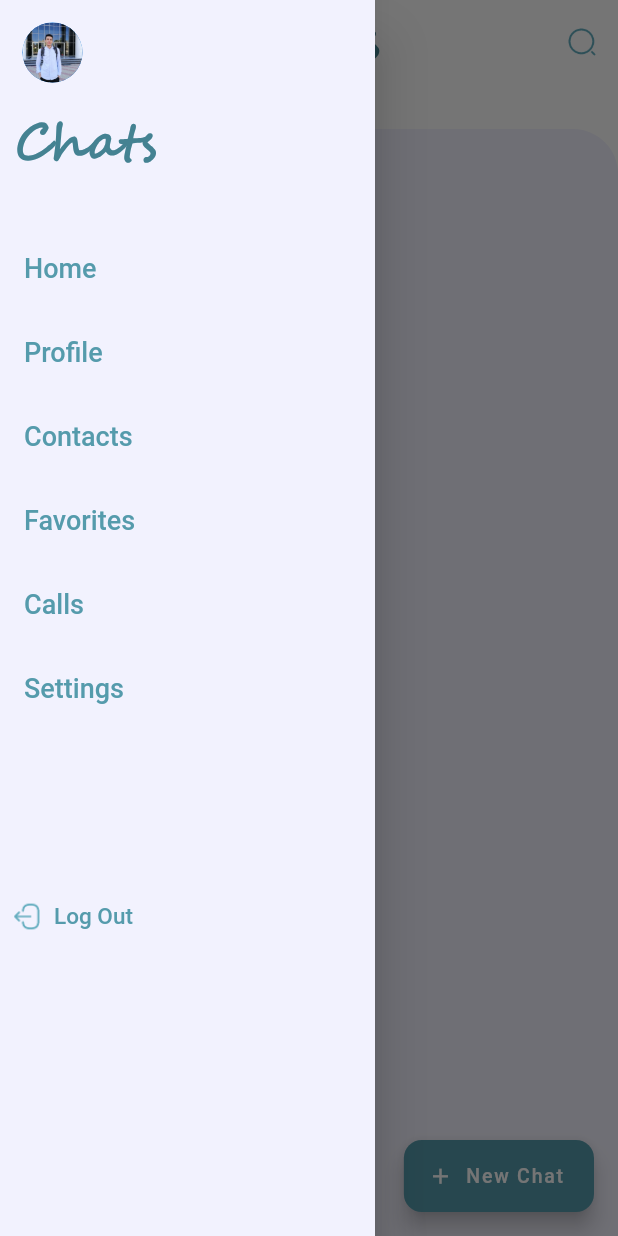
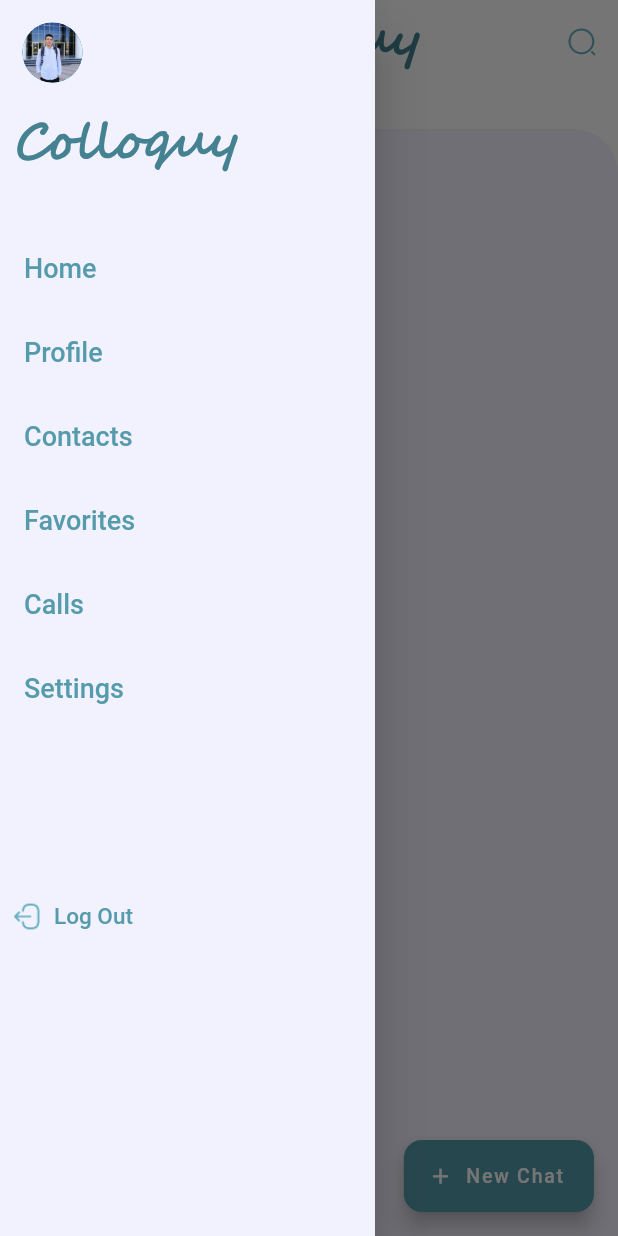
Before and after one commit to youssefgamal11/Colloquy, a Flutter app: the HomeScreen screen opened directly, with the side drawer open, on a phone screen of 412 x 824 dp. Run offline on Flutter 3.47's test engine with Material 2 defaults, Android fonts, the light colour scheme and no system bars; our stand-ins replace bloc, cloud_firestore, conditional_builder_null_safety, country_code_picker, firebase_auth, firebase_core and 5 more; accounts and stored records are empty.

Commit message:
some changes

```diff
--- a/lib/Pages/Chat/view.dart
+++ b/lib/Pages/Chat/view.dart
@@ -285,7 +285,8 @@ class _ChatScreenState extends State<ChatScreen> {
                                                                                 Padding(
                                                                                   padding: const EdgeInsets.only(right: 5, bottom: 5),
                                                                                   child: Row(
-                                                                                    mainAxisAlignment: MainAxisAlignment.end,
+                                                                                    mainAxisAlignment: MainAxisAlignment.start,
+                                                                                    crossAxisAlignment: CrossAxisAlignment.start,
                                                                                     mainAxisSize: MainAxisSize.min,
                                                                                     children: [
                                                                                       Text(
@@ -300,7 +301,7 @@ class _ChatScreenState extends State<ChatScreen> {
                                                                           ),
                                                                           decoration: const BoxDecoration(
                                                                               color: Color(0xffF5F5F5),
-                                                                              borderRadius: BorderRadiusDirectional.only(topStart: Radius.circular(8), topEnd: Radius.circular(15), bottomEnd: Radius.circular(8))),
+                                                                              borderRadius: BorderRadiusDirectional.only(bottomStart: Radius.circular(8), topEnd: Radius.circular(15), bottomEnd: Radius.circular(8))),
                                                                         ),
                                                                       )
                                                                     ],
--- a/lib/Pages/Drawer/view.dart
+++ b/lib/Pages/Drawer/view.dart
@@ -38,7 +38,7 @@ class DrawerScreen extends GetView<MyDrawerController> {
                   ),
                   const Padding(
                     padding: EdgeInsets.only(left: 10.0),
-                    child: Text('Chats',
+                    child: Text('Colloquy',
                         style: TextStyle(
                             color: textColor2,
                             fontSize: 32,
--- a/lib/Pages/Home/view.dart
+++ b/lib/Pages/Home/view.dart
@@ -29,7 +29,7 @@ class HomeScreen extends GetView<MyDrawerController> {
         backgroundColor: bacgroundColor,
         appBar: AppBar(
           backgroundColor: bacgroundColor,
-          title: const Text('Chats',
+          title: const Text('Colloquy',
               style: TextStyle(
                   color: textColor2,
                   fontSize: 32,
--- a/lib/Pages/SignUp/view.dart
+++ b/lib/Pages/SignUp/view.dart
@@ -32,7 +32,7 @@ class SignUpScreen extends StatelessWidget {
                     children: [
                       const SizedBox(height: 10),
                       const Center(
-                          child: Text('Chats',
+                          child: Text('Colloquy',
                               style: TextStyle(
                                   color: textColor2,
                                   fontSize: 35,
--- a/lib/Pages/Verification/view.dart
+++ b/lib/Pages/Verification/view.dart
@@ -1,3 +1,4 @@
+import 'package:chat_app/Helper/components.dart';
 import 'package:flutter/material.dart';
 import 'package:pin_code_fields/pin_code_fields.dart';
 import '../../Helper/constant.dart';
@@ -16,9 +17,7 @@ class verificationScreen extends StatelessWidget {
     return BlocConsumer<AuthCubit, AuthState>(
       listener: (context, state) {
         if (state is PhoneOTPVerified) {
-          Navigator.pop(context);
-          Navigator.push(
-              context, MaterialPageRoute(builder: (context) => HomeScreen()));
+          navigateAndFinish(context, HomeScreen());
         }
         if (state is ErrorOccured) {
           String errorMsg = (state).error;
```
Also changed, not shown: lib/Helper/components.dart (+21 -21 lines).
